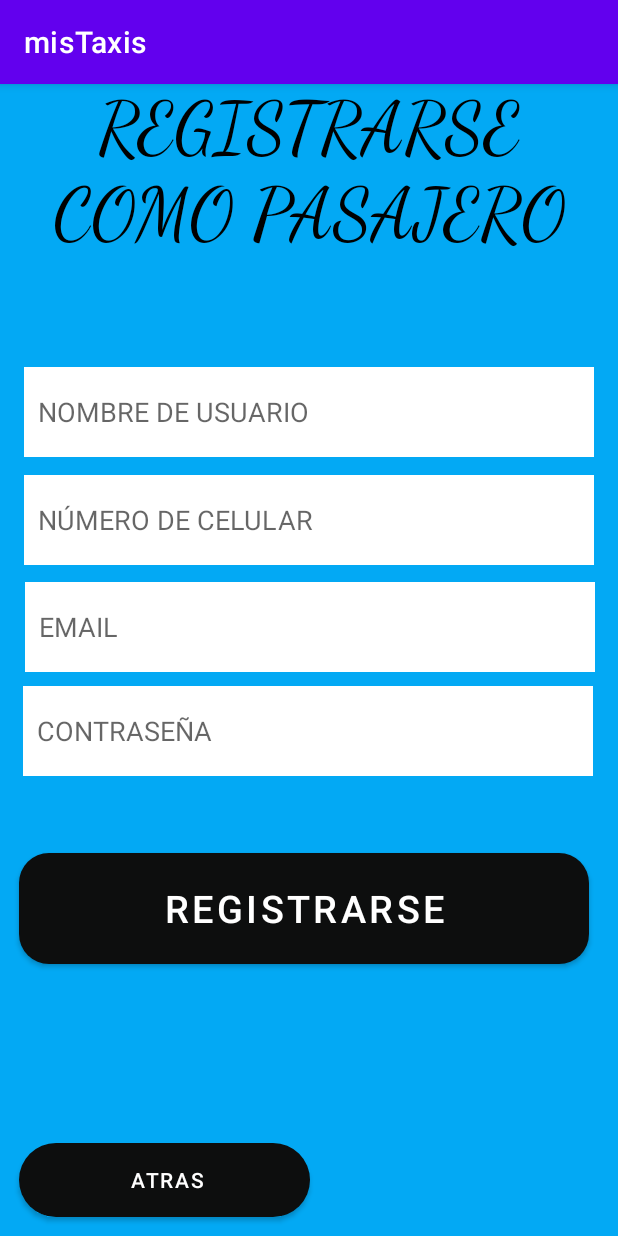
After one commit to alvaroencinasfigueroa/appTaxis1, an Android app: the RegisterActivity screen opened directly, with no data from a screen before it, on a phone screen of 412 x 824 dp. The commit adds this screen. Run offline under Robolectric (Android 15) with nearby library versions, the phone set to English and light mode, and no system bars.

Commit message:
commit 23 de Diciembre

```diff
--- a/app/src/main/java/com/example/mistaxis/MainActivity.java
+++ b/app/src/main/java/com/example/mistaxis/MainActivity.java
@@ -37,4 +37,6 @@ public class MainActivity extends Activity {
         tiempo.schedule(tarea, 5000);
 
     }
+
+
 }
--- /dev/null
+++ b/app/src/main/java/com/example/mistaxis/RegisterActivity.java
@@ -0,0 +1,21 @@
+package com.example.mistaxis;
+
+import androidx.appcompat.app.AppCompatActivity;
+
+import android.content.Intent;
+import android.os.Bundle;
+import android.view.View;
+
+public class RegisterActivity extends AppCompatActivity {
+
+    @Override
+    protected void onCreate(Bundle savedInstanceState) {
+        super.onCreate(savedInstanceState);
+        setContentView(R.layout.activity_register);
+    }
+
+    public void irAtrasPrueba(View vista){
+        Intent intent = new Intent(RegisterActivity.this, Prueba.class);
+        startActivity(intent);
+    }
+}
--- a/app/src/main/res/layout/activity_prueba.xml
+++ b/app/src/main/res/layout/activity_prueba.xml
@@ -43,8 +43,10 @@
         android:text="COMO PASAJERO"
 
         android:textSize="18sp"
+        android:onClick="irActividadRegistro"
         app:backgroundTint="#03A9F4"
         app:cornerRadius="20dp"
+
         />
 
     <Button
@@ -62,6 +64,7 @@
         android:fontFamily="sans-serif-black"
 
         android:text="COMO TAXISTA"
+        android:onClick="irActividadRegistroTaxista"
         android:textSize="18sp"
         app:backgroundTint="#03A9F4"
         app:cornerRadius="20dp"
--- /dev/null
+++ b/app/src/main/res/layout/activity_register.xml
@@ -0,0 +1,125 @@
+<?xml version="1.0" encoding="utf-8"?>
+<androidx.constraintlayout.widget.ConstraintLayout xmlns:android="http://schemas.android.com/apk/res/android"
+    xmlns:app="http://schemas.android.com/apk/res-auto"
+    xmlns:tools="http://schemas.android.com/tools"
+    android:layout_width="match_parent"
+    android:layout_height="match_parent"
+    tools:context=".RegisterActivity"
+    android:background="#03A9F4"
+    >
+
+
+    <Button
+        android:id="@+id/button2"
+        android:layout_width="194dp"
+        android:layout_height="61dp"
+        android:text=" ATRAS"
+        app:layout_constraintBottom_toBottomOf="parent"
+        app:layout_constraintEnd_toEndOf="parent"
+        app:layout_constraintHorizontal_bias="0.059"
+        app:layout_constraintStart_toStartOf="parent"
+        app:layout_constraintTop_toBottomOf="@+id/button"
+        app:layout_constraintVertical_bias="0.94"
+        app:cornerRadius="200dp"
+        app:backgroundTint="#0D0E0E"
+        android:onClick="irAtrasPrueba"
+        />
+
+    <EditText
+        android:id="@+id/editTextTextPassword2"
+        android:layout_width="380dp"
+        android:layout_height="60dp"
+        android:background="@color/white"
+        android:ems="10"
+        android:hint="  CONTRASEÑA"
+        android:inputType="textPassword"
+        app:layout_constraintBottom_toTopOf="@+id/button"
+        app:layout_constraintEnd_toEndOf="parent"
+        app:layout_constraintHorizontal_bias="0.483"
+        app:layout_constraintStart_toStartOf="parent"
+        app:layout_constraintTop_toBottomOf="@+id/editTextTextEmailAddress"
+        app:layout_constraintVertical_bias="0.165" />
+
+    <EditText
+        android:id="@+id/editTextTextEmailAddress"
+        android:layout_width="380dp"
+        android:layout_height="60dp"
+        android:background="@color/white"
+        android:ems="10"
+        android:hint="  EMAIL"
+        android:inputType="textEmailAddress"
+        app:layout_constraintBottom_toTopOf="@+id/button"
+        app:layout_constraintEnd_toEndOf="parent"
+        app:layout_constraintHorizontal_bias="0.516"
+        app:layout_constraintStart_toStartOf="parent"
+        app:layout_constraintTop_toBottomOf="@+id/editTextPhone"
+        app:layout_constraintVertical_bias="0.092" />
+
+    <EditText
+        android:id="@+id/editTextPhone"
+        android:layout_width="380dp"
+        android:layout_height="60dp"
+        android:ems="10"
+        android:inputType="phone"
+        app:layout_constraintBottom_toTopOf="@+id/button"
+        app:layout_constraintEnd_toEndOf="parent"
+        app:layout_constraintStart_toStartOf="parent"
+        app:layout_constraintTop_toBottomOf="@+id/editTextTextPersonName"
+        app:layout_constraintVertical_bias="0.062"
+        android:hint="  NÚMERO DE CELULAR"
+        android:background="@color/white"
+        />
+
+    <EditText
+        android:id="@+id/editTextTextPersonName"
+        android:layout_width="380dp"
+        android:layout_height="60dp"
+        android:background="@color/white"
+        android:ems="10"
+        android:hint="  NOMBRE DE USUARIO"
+        android:inputType="textPersonName"
+        android:text=""
+        app:layout_constraintBottom_toTopOf="@+id/button"
+        app:layout_constraintEnd_toEndOf="parent"
+        app:layout_constraintStart_toStartOf="parent"
+        app:layout_constraintTop_toBottomOf="@+id/textViewRegister"
+        app:layout_constraintVertical_bias="0.032" />
+
+    <Button
+        android:id="@+id/button"
+        android:layout_width="380dp"
+        android:layout_height="86dp"
+        android:text="REGISTRARSE"
+        android:textSize="25sp"
+        app:backgroundTint="#0D0E0E"
+        app:cornerRadius="20dp"
+        app:layout_constraintBottom_toBottomOf="parent"
+        app:layout_constraintEnd_toEndOf="parent"
+        app:layout_constraintHorizontal_bias="0.406"
+        app:layout_constraintStart_toStartOf="parent"
+
+        app:layout_constraintTop_toBottomOf="@+id/textViewRegister"
+        app:layout_constraintVertical_bias="0.651" />
+
+    <TextView
+        android:id="@+id/textViewRegister"
+        android:layout_width="385dp"
+        android:layout_height="180dp"
+        android:layout_alignParentStart="true"
+        android:layout_alignParentTop="true"
+        android:layout_alignParentEnd="true"
+        android:layout_alignParentBottom="true"
+        android:layout_centerHorizontal="true"
+        android:fontFamily="cursive"
+        android:text="REGISTRARSE COMO PASAJERO"
+        android:textAlignment="center"
+        android:textColor="@color/black"
+        android:textSize="48sp"
+        app:layout_constraintBottom_toBottomOf="parent"
+        app:layout_constraintEnd_toEndOf="parent"
+        app:layout_constraintStart_toStartOf="parent"
+        app:layout_constraintTop_toTopOf="parent"
+        app:layout_constraintVertical_bias="0.0" />
+
+
+</androidx.constraintlayout.widget.ConstraintLayout>
--- a/app/src/main/res/values/strings.xml
+++ b/app/src/main/res/values/strings.xml
@@ -9,4 +9,5 @@
     <string name="invalid_username">Not a valid username</string>
     <string name="invalid_password">Password must be >5 characters</string>
     <string name="login_failed">"Login failed"</string>
+    <string name="title_activity_login_taxista">LoginTaxistaActivity</string>
 </resources>
```
Also changed, not shown: app/src/main/AndroidManifest.xml (+12 -2 lines), app/src/main/java/com/example/mistaxis/ActivityRegisterTaxista.java (added, +14 -0 lines), app/src/main/java/com/example/mistaxis/Prueba.java (+12 -0 lines), app/src/main/res/layout/activity_register_taxista.xml (added, +30 -0 lines).
